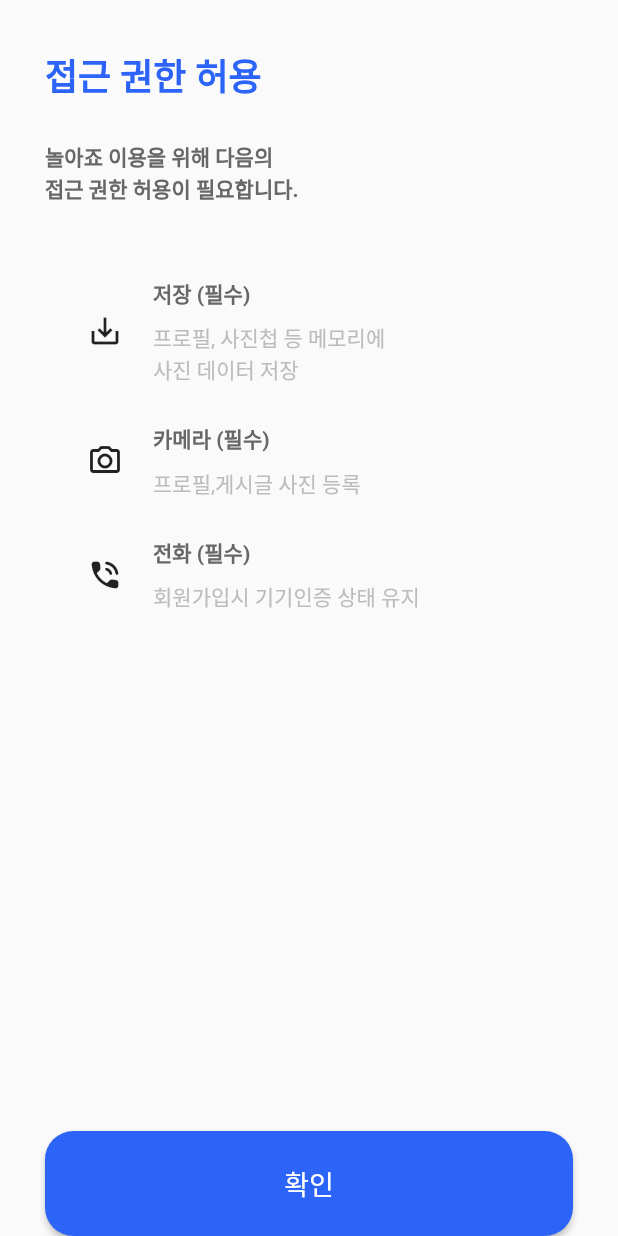
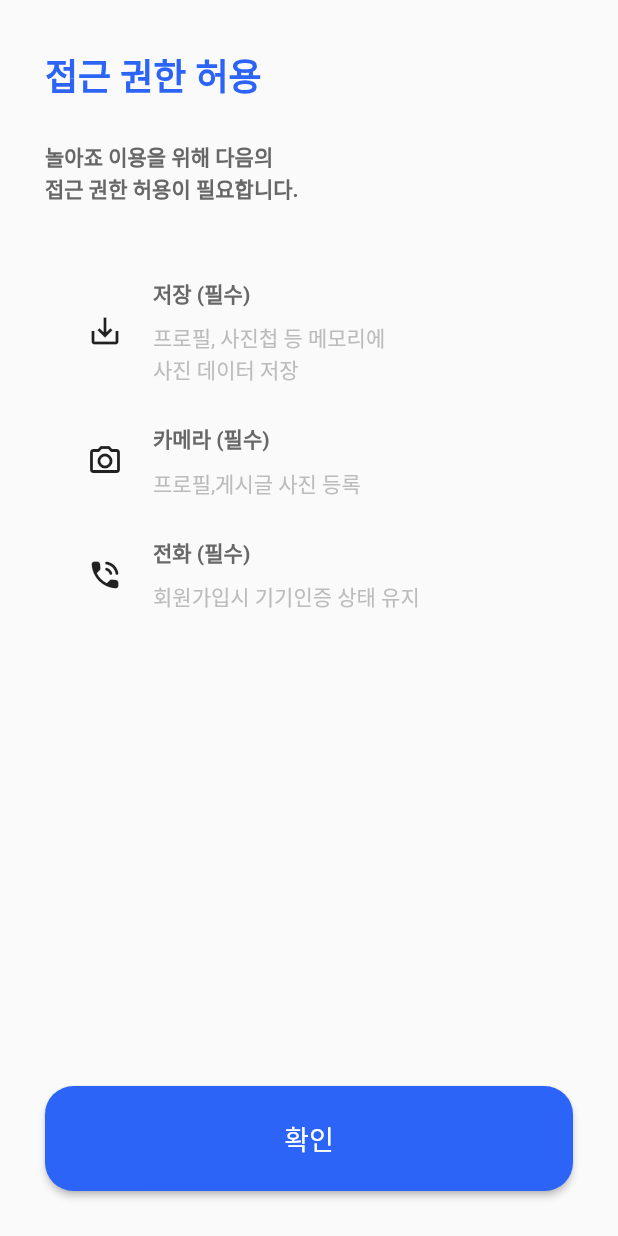
Before and after one commit to Nolajyo-Team-Project/nolajyo_project_front, a Flutter app: the screen it shows after launch, after a tap on "Go to permission screen", on a phone screen of 412 x 824 dp. Run offline on Flutter 3.47's test engine with Material 2 defaults, Android fonts, the phone set to English and light mode, and no system bars; our stand-ins replace flutter_screenutil, go_router.

Commit message:
Add padding at the bottom of permission screen

```diff
--- a/lib/res/components/base_screen.dart
+++ b/lib/res/components/base_screen.dart
@@ -11,7 +11,7 @@ class BaseScreen extends StatelessWidget {
     return Scaffold(
       body: SafeArea(
         child: Padding(
-          padding: const EdgeInsets.fromLTRB(30, 32, 30, 0),
+          padding: const EdgeInsets.fromLTRB(30, 32, 30, 30),
           child: child!,
         ),
       ),
```
